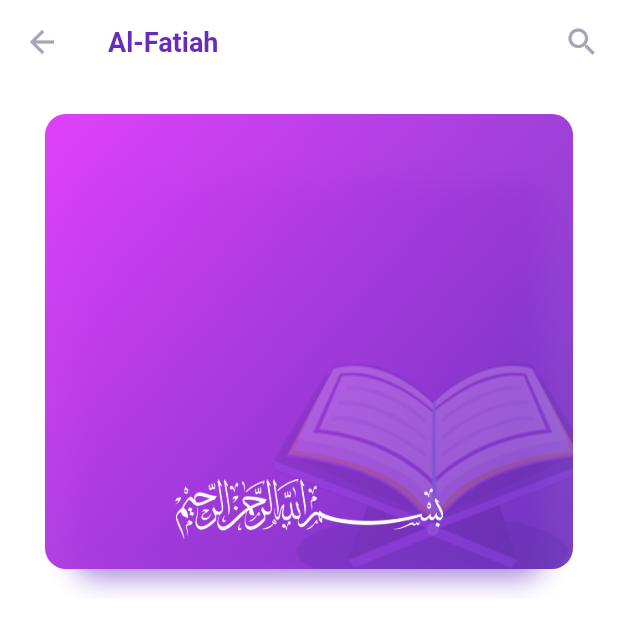
After one commit to nahdian-dev/Simple-Quran-Apps, a Flutter app: the Home screen opened by its route, after a tap on an icon or button, on a phone screen of 412 x 824 dp. The commit adds this screen. Shown: the top 634 px of the screen. Run offline on Flutter 3.47's test engine with Material 2 defaults, Android fonts, the phone set to English and light mode, and no system bars; our stand-ins replace data_connection_checker, get, google_fonts; Roboto replaces fonts that are missing (Varela).

Commit message:
on progress detail surah header

```diff
--- /dev/null
+++ b/lib/views/detail_surah/detail_surah.dart
@@ -0,0 +1,89 @@
+import 'package:flutter/material.dart';
+import 'package:simple_quran_apps/configuration/typography.dart';
+
+class DetailSurah extends StatelessWidget {
+  @override
+  Widget build(BuildContext context) {
+    return Scaffold(
+      appBar: AppBar(
+        title: Text("Al-Fatiah", style: Theme.of(context).textTheme.bodyText1),
+        actions: [
+          IconButton(icon: Icon(Icons.search), onPressed: () {}),
+        ],
+      ),
+      body: CustomScrollView(
+        slivers: [
+          SliverAppBar(
+            automaticallyImplyLeading: false,
+            expandedHeight: MediaQuery.of(context).size.height / 2.4,
+            flexibleSpace: FlexibleSpaceBar(
+              background: HeaderDetailSurah(),
+            ),
+          ),
+        ],
+      ),
+    );
+  }
+}
+
+class HeaderDetailSurah extends StatelessWidget {
+  @override
+  Widget build(BuildContext context) {
+    return Container(
+      width: double.infinity,
+      margin: EdgeInsets.symmetric(vertical: 20, horizontal: 30),
+      decoration: BoxDecoration(
+        borderRadius: BorderRadius.circular(14),
+        boxShadow: [
+          BoxShadow(
+            color: primaryColor.withOpacity(0.6),
+            blurRadius: 16,
+            offset: Offset(0, 25),
+            spreadRadius: -20,
+          ),
+        ],
+        gradient: LinearGradient(
+          begin: Alignment.topLeft,
+          end: Alignment.bottomRight,
+          colors: [Colors.purpleAccent, primaryColor.withOpacity(0.9)],
+        ),
+      ),
+      child: ClipRRect(
+        borderRadius: BorderRadius.circular(14),
+        child: Stack(
+          children: [
+            //Images
+            Positioned(
+              right: -60,
+              bottom: -50,
+              child: Opacity(
+                opacity: 0.2,
+                child: Image.asset(
+                  'assets/images/quran_icon.png',
+                  height: 240,
+                ),
+              ),
+            ),
+
+            //Content
+
+            //Bismillah icon
+            Positioned.fill(
+              child: Align(
+                alignment: Alignment.bottomCenter,
+                child: Container(
+                  margin: EdgeInsets.symmetric(vertical: 20),
+                  child: Image.asset(
+                    'assets/images/bismillah.png',
+                    height: 40,
+                    color: whiteColor,
+                  ),
+                ),
+              ),
+            ),
+          ],
+        ),
+      ),
+    );
+  }
+}
--- /dev/null
+++ b/lib/views/home/component/home_header.dart
@@ -0,0 +1,98 @@
+import 'package:flutter/material.dart';
+
+import 'package:simple_quran_apps/configuration/typography.dart';
+
+class HomeHeader extends StatelessWidget {
+  @override
+  Widget build(BuildContext context) {
+    return ListView(
+      children: [
+        Padding(
+          padding: const EdgeInsets.only(left: 14, bottom: 20),
+          child: Column(
+            crossAxisAlignment: CrossAxisAlignment.start,
+            children: [
+              Text(
+                "Asslamualaikum",
+                style: Theme.of(context).textTheme.subtitle1,
+              ),
+              Text(
+                "Tanvir Ahassan",
+                style: Theme.of(context).textTheme.bodyText2,
+              ),
+            ],
+          ),
+        ),
+        Container(
+          width: double.infinity,
+          height: 110,
+          margin: EdgeInsets.fromLTRB(14, 0, 14, 20),
+          padding: EdgeInsets.only(left: 14, top: 8),
+          decoration: BoxDecoration(
+            borderRadius: BorderRadius.circular(14),
+            gradient: LinearGradient(
+              begin: Alignment.topLeft,
+              end: Alignment.bottomRight,
+              colors: [Colors.purpleAccent, primaryColor],
+            ),
+          ),
+          child: ClipRRect(
+            borderRadius: BorderRadius.circular(14),
+            child: Stack(
+              children: [
+                Positioned(
+                  child: ListView(
+                    children: [
+                      Row(
+                        crossAxisAlignment: CrossAxisAlignment.center,
+                        children: [
+                          Icon(Icons.menu_book, color: whiteColor, size: 20),
+                          SizedBox(width: 8),
+                          Text("Last Read",
+                              style: Theme.of(context)
+                                  .textTheme
+                                  .apply(
+                                      bodyColor: whiteColor, fontSizeDelta: -5)
+                                  .bodyText1),
+                        ],
+                      ),
+                      SizedBox(height: 20),
+                      Column(
+                        crossAxisAlignment: CrossAxisAlignment.start,
+                        children: [
+                          //Surah title
+                          Text("Al-Fatiah",
+                              style: Theme.of(context)
+                                  .textTheme
+                                  .apply(bodyColor: whiteColor)
+                                  .bodyText2),
+                          SizedBox(height: 6),
+
+                          //Current ayat
+                          Text("Ayat No: 1",
+                              style: Theme.of(context)
+                                  .textTheme
+                                  .apply(fontSizeDelta: -4)
+                                  .subtitle2),
+                          SizedBox(height: 10),
+                        ],
+                      ),
+                    ],
+                  ),
+                ),
+                Positioned(
+                  right: -40,
+                  bottom: -40,
+                  child: Container(
+                    width: 200,
+                    child: Image.asset('assets/images/quran_icon.png'),
+                  ),
+                ),
+              ],
+            ),
+          ),
+        ),
+      ],
+    );
+  }
+}
--- /dev/null
+++ b/lib/views/home/tabbar_view/surah_view/component/surah_content_view.dart
@@ -0,0 +1,21 @@
+import 'package:flutter/material.dart';
+import 'package:get/route_manager.dart';
+import 'package:simple_quran_apps/views/widgets/border_number.dart';
+
+class SurahContentView extends StatelessWidget {
+  @override
+  Widget build(BuildContext context) {
+    return ListTile(
+      leading: BorderNumber(),
+      title: Text("Al-Fatiah",
+          style:
+              Theme.of(context).textTheme.apply(fontSizeDelta: -2).bodyText2),
+      subtitle: Text("Meccan . 7 Verses",
+          style:
+              Theme.of(context).textTheme.apply(fontSizeDelta: -2).subtitle1),
+      onTap: () {
+        Get.toNamed('/detail-surah');
+      },
+    );
+  }
+}
--- /dev/null
+++ b/lib/views/home/tabbar_view/surah_view/surah_view.dart
@@ -0,0 +1,15 @@
+import 'package:flutter/material.dart';
+import 'package:simple_quran_apps/views/home/tabbar_view/surah_view/component/surah_content_view.dart';
+
+class SurahView extends StatelessWidget {
+  looping() {
+    for (var i = 0; i < 100; i++) {
+      return SurahContentView();
+    }
+  }
+
+  @override
+  Widget build(BuildContext context) {
+    return looping();
+  }
+}
--- a/lib/views/onboard_screen/onboard_screen.dart
+++ b/lib/views/onboard_screen/onboard_screen.dart
@@ -1,6 +1,6 @@
 import 'package:flutter/material.dart';
+import 'package:get/route_manager.dart';
 import 'package:simple_quran_apps/configuration/typography.dart';
-import 'package:simple_quran_apps/views/home/home.dart';
 
 class OnBoardScreen extends StatelessWidget {
   @override
@@ -50,8 +50,7 @@ class OnBoardScreen extends StatelessWidget {
                 ),
                 InkWell(
                   onTap: () {
-                    Navigator.push(context,
-                        MaterialPageRoute(builder: (context) => Home()));
+                    Get.toNamed('/home');
                   },
                   child: Container(
                     width: 200,
--- /dev/null
+++ b/lib/views/widgets/border_number.dart
@@ -0,0 +1,41 @@
+import 'dart:math';
+
+import 'package:flutter/material.dart';
+import 'package:simple_quran_apps/configuration/typography.dart';
+
+class BorderNumber extends StatelessWidget {
+  const BorderNumber({
+    Key key,
+  }) : super(key: key);
+
+  @override
+  Widget build(BuildContext context) {
+    return Stack(
+      children: [
+        Container(
+          width: 33,
+          height: 33,
+          decoration: BoxDecoration(
+            border: Border.all(color: primaryColor, width: 3),
+          ),
+        ),
+        Transform.rotate(
+          angle: pi / 1.3,
+          child: Container(
+            width: 33,
+            height: 33,
+            decoration: BoxDecoration(
+              border: Border.all(color: primaryColor, width: 3),
+            ),
+          ),
+        ),
+        Positioned.fill(
+          child: Align(
+            alignment: Alignment.center,
+            child: Text('1'),
+          ),
+        ),
+      ],
+    );
+  }
+}
--- a/pubspec.yaml
+++ b/pubspec.yaml
@@ -25,6 +25,7 @@ dependencies:
     sdk: flutter
   cupertino_icons: ^1.0.0
   data_connection_checker: ^0.3.4
+  get: ^3.25.4
   google_fonts: ^1.1.2
 
 dev_dependencies:
@@ -45,6 +46,7 @@ flutter:
   assets:
     - assets/images/onboard_image.png
     - assets/images/quran_icon.png
+    - assets/images/bismillah.png
 
   # An image asset can refer to one or more resolution-specific "variants", see
   # https://flutter.dev/assets-and-images/#resolution-aware.
```
Also changed, not shown: lib/main.dart (+16 -1 lines), lib/views/home/home.dart (+6 -101 lines), assets/images/bismillah.png (added), pubspec.lock.
